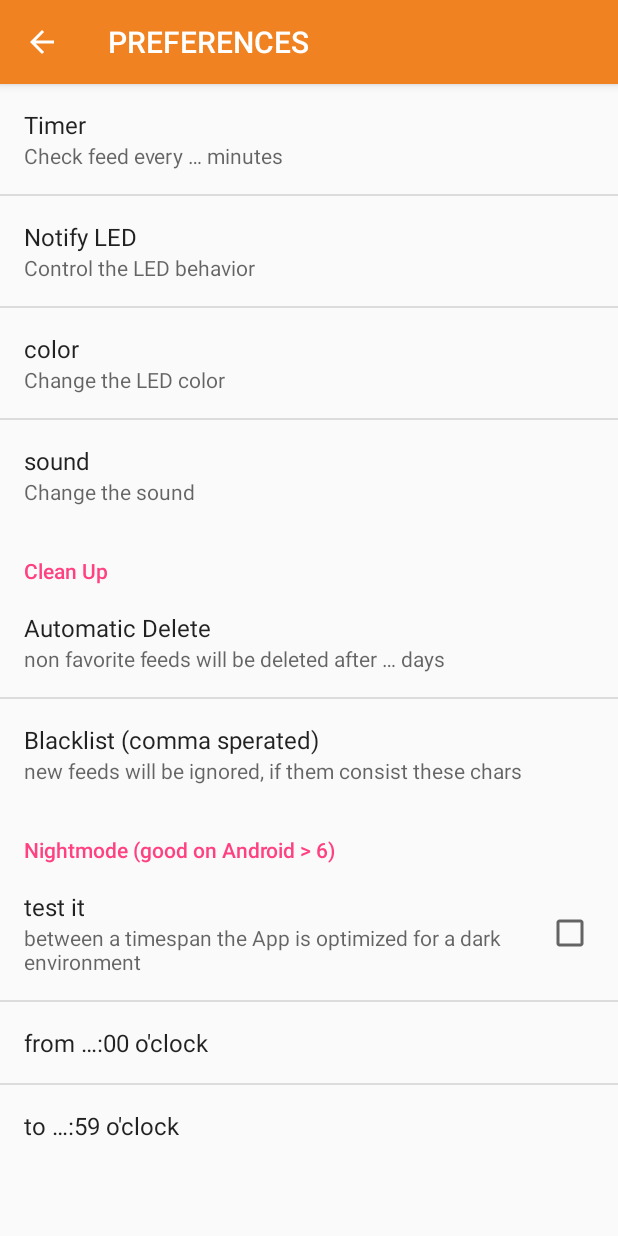
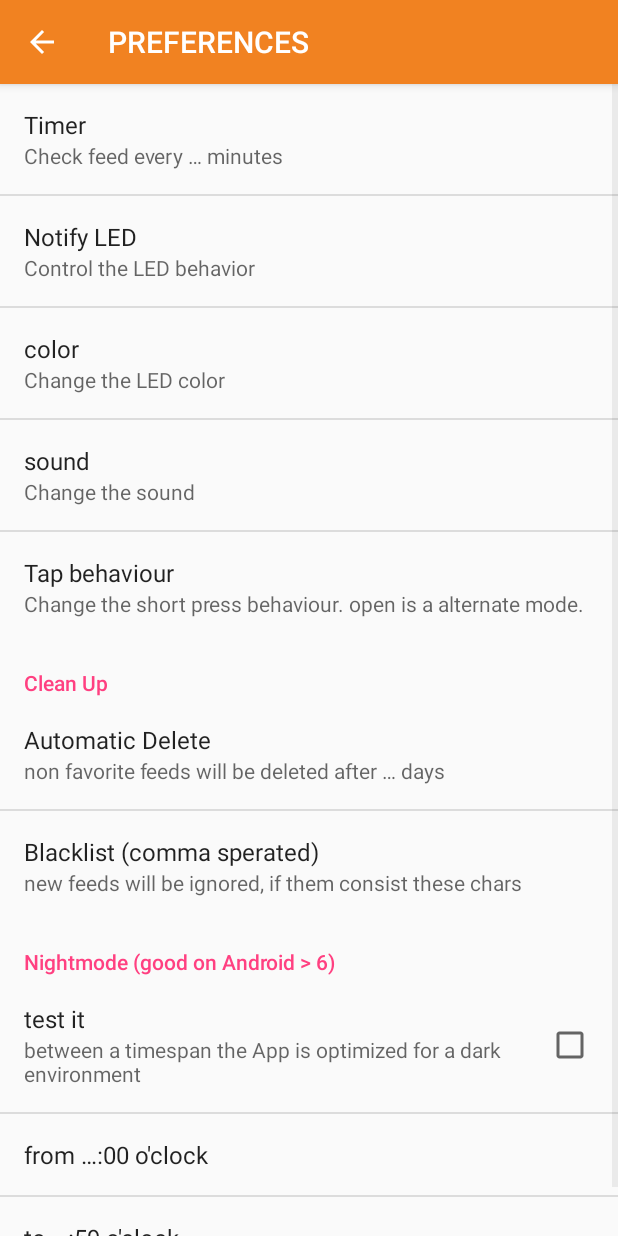
Before and after one commit to no-go/AnotherRSS, an Android app: the PreferencesActivity screen opened directly, with no data from a screen before it, on a phone screen of 412 x 824 dp. Run offline under Robolectric (Android 15) with nearby library versions, the phone set to English and light mode, and no system bars.

Commit message:
add different short tap behaviours as an option to the settings. long-press context menu still exists.

```diff
--- a/app/build.gradle
+++ b/app/build.gradle
@@ -7,8 +7,8 @@ android {
         applicationId "de.digisocken.anotherrss"
         minSdkVersion 16
         targetSdkVersion 23
-        versionCode 16
-        versionName "1.6"
+        versionCode 17
+        versionName "1.7"
     }
     buildTypes {
         release {
--- a/app/src/main/res/values/strings.xml
+++ b/app/src/main/res/values/strings.xml
@@ -10,6 +10,8 @@
     <string name="notify_type_desc">Control the LED behavior</string>
     <string name="notify_color_title">color</string>
     <string name="notify_color_desc">Change the LED color</string>
+    <string name="tap_behaviour">Tap behaviour</string>
+    <string name="tap_behaviour_desc">Change the short press behaviour. "open" is a alternate mode.</string>
     <string name="delNotifies">delete notifications</string>
     <string name="readedFeeds">mark all feeds as readed</string>
     <string name="delFeeds">delete all feeds</string>
@@ -76,6 +78,20 @@
         <item>21600</item>
     </string-array>
 
+    <string-array name="tap_mode">
+        <item>open right-hand (landscape)</item>
+        <item>open in Browser</item>
+        <item>(un)read</item>
+        <item>(un)favourite</item>
+    </string-array>
+
+    <string-array name="tap_mode_values">
+        <item>intern</item>
+        <item>extern</item>
+        <item>readed</item>
+        <item>marked</item>
+    </string-array>
+
     <string-array name="notify_sound">
         <item>silent</item>
         <item>default sound</item>
--- a/app/src/main/res/xml/preferences.xml
+++ b/app/src/main/res/xml/preferences.xml
@@ -1,11 +1,5 @@
 <?xml version="1.0" encoding="utf-8"?>
 <PreferenceScreen xmlns:android="http://schemas.android.com/apk/res/android">
-
-        <!-- EditTextPreference
-            android:defaultValue=""
-            android:key="rss_url"
-            android:summary="@string/rss_url_desc"
-            android:title="@string/rss_url" / -->
 
         <ListPreference
             android:defaultValue="10800"
@@ -38,6 +32,14 @@
         android:key="notify_sound"
         android:summary="@string/notify_sound_desc"
         android:title="@string/notify_sound_title" />
+
+    <ListPreference
+        android:defaultValue="intern"
+        android:entries="@array/tap_mode"
+        android:entryValues="@array/tap_mode_values"
+        android:key="tap_mode"
+        android:summary="@string/tap_behaviour_desc"
+        android:title="@string/tap_behaviour" />
 
     <PreferenceCategory
         android:title="@string/cleanup" >
```
Also changed, not shown: app/src/main/java/de/digisocken/anotherrss/AnotherRSS.java (+4 -4 lines), app/src/main/java/de/digisocken/anotherrss/FeedListFragment.java (+52 -1 lines), 3 other files.
